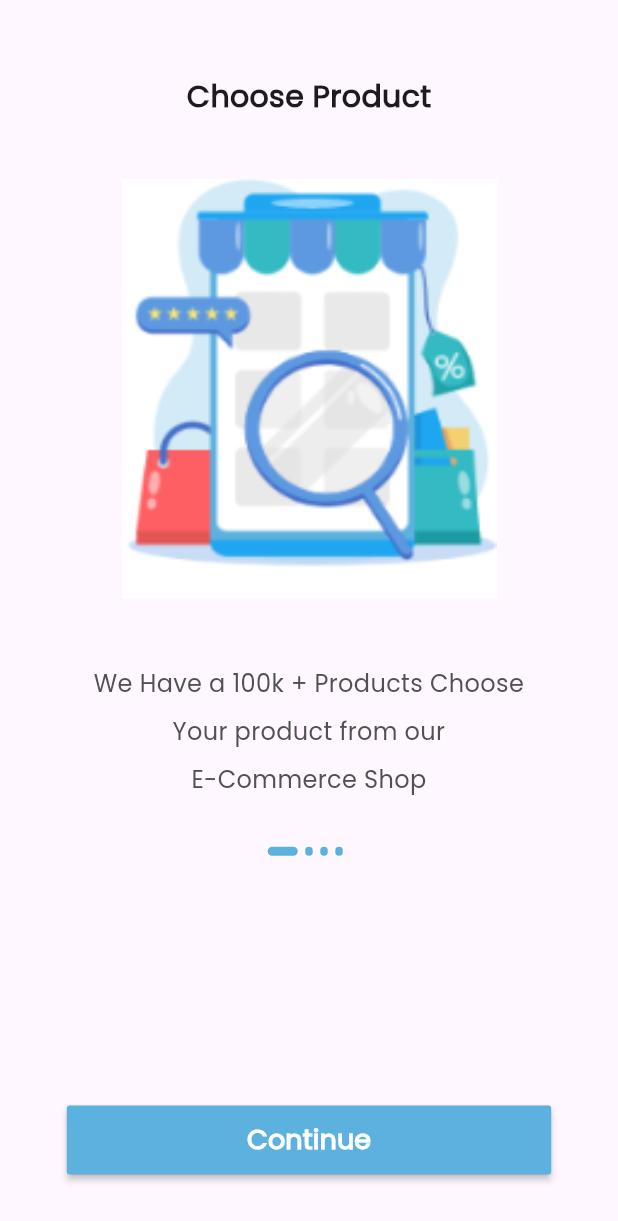
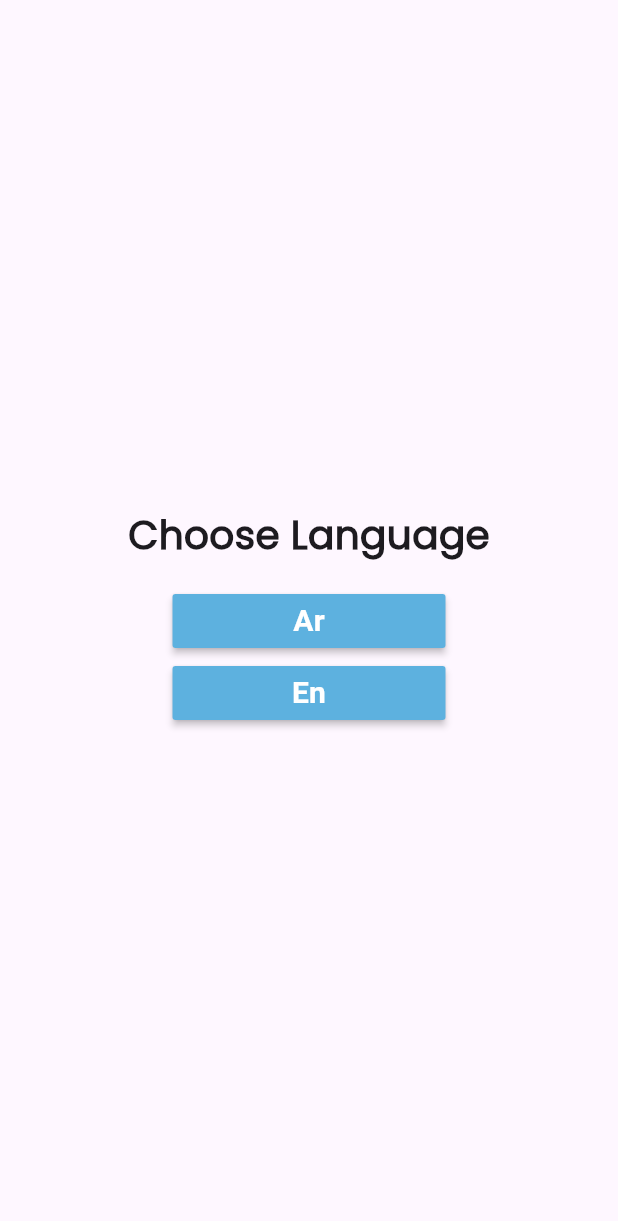
Before and after one commit to abdallahshaba/E-commerce-app14, a Flutter app: the screen it shows after launch, on a phone screen of 412 x 824 dp. Shown: the top 1221 px of the screen. Run offline on Flutter 3.47's test engine with Material 3 defaults, Android fonts, the phone set to English and light mode, and no system bars; our stand-ins replace get, shared_preferences.

Commit message:
create language screen

```diff
--- a/lib/core/constant/colors.dart
+++ b/lib/core/constant/colors.dart
@@ -5,5 +5,5 @@ import 'package:flutter/material.dart';
 class AppColor {
 
   static const Color grey = Color(0xff515151);
-  static const Color primaryColor = Color(0xff5DB1DF);
+  static const Color kPrimaryColor = Color(0xff5DB1DF);
 }
--- a/lib/core/constant/text_styles.dart
+++ b/lib/core/constant/text_styles.dart
@@ -22,11 +22,11 @@ class Styles {
   );
 
   static const TextStyle boldtextStyle26 = TextStyle(
-    fontSize: 24 , fontFamily: 'Poppins' , fontWeight: FontWeight.bold
+    fontSize: 26 , fontFamily: 'Poppins' , fontWeight: FontWeight.bold
   );
 
   static const TextStyle boldtextStyle28 = TextStyle(
-    fontSize: 24 , fontFamily: 'Poppins' , fontWeight: FontWeight.bold
+    fontSize: 28 , fontFamily: 'Poppins' , fontWeight: FontWeight.bold
   );
 
   // regular text
--- a/lib/main.dart
+++ b/lib/main.dart
@@ -1,7 +1,7 @@
 import 'package:e_commerce_app14/core/localization/translation.dart';
 import 'package:e_commerce_app14/core/services/services.dart';
 import 'package:e_commerce_app14/routs.dart';
-import 'package:e_commerce_app14/views/screen/onBoarding_screen.dart';
+import 'package:e_commerce_app14/views/screen/language_screen.dart';
 import 'package:flutter/material.dart';
 import 'package:get/get.dart';
 
@@ -20,7 +20,7 @@ class MyApp extends StatelessWidget {
     return GetMaterialApp(
       translations: ChangeLanguage() ,
       debugShowCheckedModeBanner: false,
-      home: const OnBoardingView(),
+      home: const LanguageScreen(),
       routes: routes ,
     );
 
--- /dev/null
+++ b/lib/views/screen/language_screen.dart
@@ -0,0 +1,43 @@
+import 'package:e_commerce_app14/core/constant/text_styles.dart';
+import 'package:e_commerce_app14/views/widgets/language/custom_button.dart';
+import 'package:flutter/material.dart';
+
+class LanguageScreen extends StatelessWidget {
+  const LanguageScreen({super.key});
+
+  @override
+  Widget build(BuildContext context) {
+    return Scaffold(
+      body: Container(
+        padding: const EdgeInsets.all(15),
+        child: Column(
+          mainAxisAlignment: MainAxisAlignment.center,
+          children: [
+           const Text("Choose Language", style: Styles.boldtextStyle26,),
+           const SizedBox(height: 15,),
+            Container(
+              padding: const EdgeInsets.symmetric(horizontal: 100),
+              width: double.infinity,
+              child: CutomButtonLanguage(
+                onPressed: () {
+
+                },
+                textName: "Ar",
+              )
+            ),
+            Container(
+              padding: const EdgeInsets.symmetric(horizontal: 100),
+              width: double.infinity,
+              child: CutomButtonLanguage(
+                onPressed: () {
+
+                },
+                textName: "En",
+              )
+            )
+          ],
+        ),
+      ),
+    );
+  }
+}
--- /dev/null
+++ b/lib/views/widgets/language/custom_button.dart
@@ -0,0 +1,20 @@
+import 'package:e_commerce_app14/core/constant/colors.dart';
+import 'package:flutter/material.dart';
+
+class CutomButtonLanguage extends StatelessWidget {
+  const CutomButtonLanguage({super.key, required this.textName, this.onPressed});
+ final String textName;
+ final void Function()? onPressed;
+  @override
+  Widget build(BuildContext context) {
+    return MaterialButton(
+                onPressed: onPressed,
+                textColor: Colors.white,
+                color: AppColor.kPrimaryColor,
+                child:  Text(
+                  textName,
+                  style: const TextStyle(fontWeight: FontWeight.bold, fontSize: 20),
+                ),
+              );
+  }
+}
--- a/lib/views/widgets/onBoarding_widgets.dart/custom_buttom.dart
+++ b/lib/views/widgets/onBoarding_widgets.dart/custom_buttom.dart
@@ -15,7 +15,7 @@ class CustomButtonOnBoarding extends GetView<OnBoardingControllerImp> {
                 },
                 padding: const EdgeInsets.symmetric(horizontal: 120 , vertical: 10),
                 textColor: Colors.white,
-                color: AppColor.primaryColor,
+                color: AppColor.kPrimaryColor,
                 child: const Text("Continue" , style: Styles.boldtextStyle18,),
                 );
   }
--- a/lib/views/widgets/onBoarding_widgets.dart/dot_controller.dart
+++ b/lib/views/widgets/onBoarding_widgets.dart/dot_controller.dart
@@ -19,7 +19,7 @@ class DotControllerOnBoarding extends StatelessWidget {
                             height: 6,
                             width: controller.currentPage == index ? 20 : 5,
                             decoration: BoxDecoration(
-                              color: AppColor.primaryColor,
+                              color: AppColor.kPrimaryColor,
                               borderRadius: BorderRadius.circular(10)
                             ),
                             duration: const Duration(milliseconds: 500),
```
